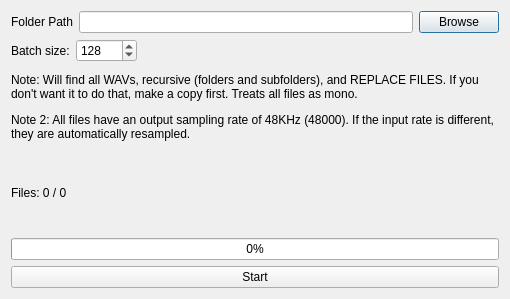
ZDisket/TensorVox, file batchdenoisedlg.ui: the form before one commit.
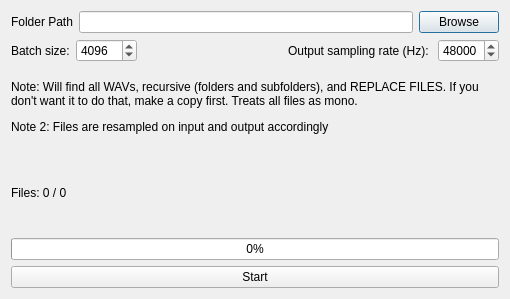
The form after the commit.

Commit message: Text tokenizer is no longer allergic to -, batch denoiser can now specify output SR

Patch:
```diff
--- a/batchdenoisedlg.ui
+++ b/batchdenoisedlg.ui
@@ -53,7 +53,7 @@
         <number>32</number>
        </property>
        <property name="value">
-        <number>128</number>
+        <number>4096</number>
        </property>
       </widget>
      </item>
@@ -70,12 +70,32 @@
        </property>
       </spacer>
      </item>
+     <item>
+      <widget class="QLabel" name="label_4">
+       <property name="text">
+        <string>Output sampling rate (Hz): </string>
+       </property>
+      </widget>
+     </item>
+     <item>
+      <widget class="QSpinBox" name="spbOutSR">
+       <property name="maximum">
+        <number>96000</number>
+       </property>
+       <property name="singleStep">
+        <number>8000</number>
+       </property>
+       <property name="value">
+        <number>48000</number>
+       </property>
+      </widget>
+     </item>
     </layout>
    </item>
    <item>
     <widget class="QLabel" name="label_2">
      <property name="text">
-      <string>&lt;html&gt;&lt;head/&gt;&lt;body&gt;&lt;p&gt;Note: Will find all WAVs, recursive (folders and subfolders), and REPLACE FILES. If you don't want it to do that, make a copy first. Treats all files as mono.&lt;/p&gt;&lt;p&gt;Note 2: All files have an output sampling rate of 48KHz (48000). If the input rate is different, they are automatically resampled.&lt;/p&gt;&lt;/body&gt;&lt;/html&gt;</string>
+      <string>&lt;html&gt;&lt;head/&gt;&lt;body&gt;&lt;p&gt;Note: Will find all WAVs, recursive (folders and subfolders), and REPLACE FILES. If you don't want it to do that, make a copy first. Treats all files as mono.&lt;/p&gt;&lt;p&gt;Note 2: Files are resampled on input and output accordingly&lt;/p&gt;&lt;/body&gt;&lt;/html&gt;</string>
      </property>
      <property name="wordWrap">
       <bool>true</bool>
```
The commit also changes 4 other files.
